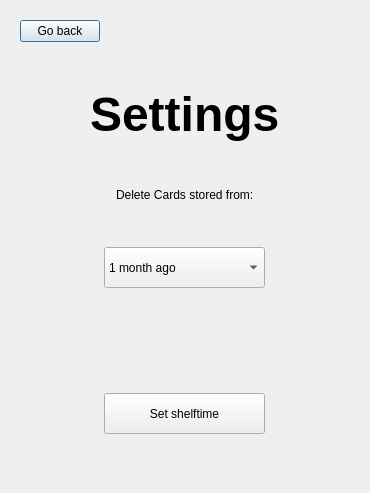
This is settings3.ui in danysigha/Clipboard-Manager as Qt 5 draws it before an edit. The edited form follows.
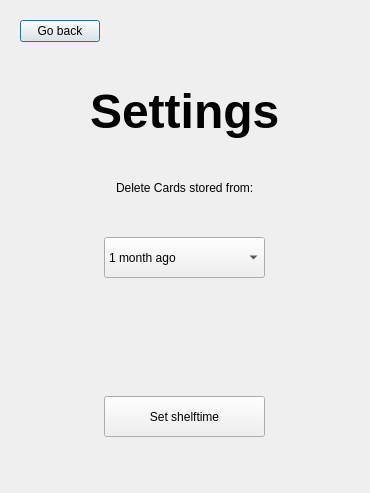
This is the edited form.

Patch:
```diff
--- a/settings3.ui
+++ b/settings3.ui
@@ -146,6 +146,12 @@
         </item>
         <item alignment="Qt::AlignHCenter">
          <widget class="QLabel" name="label_3">
+          <property name="minimumSize">
+           <size>
+            <width>200</width>
+            <height>35</height>
+           </size>
+          </property>
           <property name="text">
            <string/>
           </property>
```
